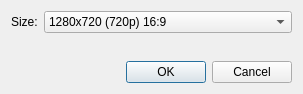
Above: scripts/Misc/Examples/QtExamples/ExResizeWindow/ExResizeWindow.ui from qcad/qcad before the change. Below: the same form after it.
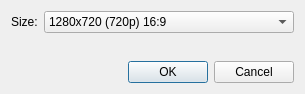
That is the form after the change.

```diff
--- a/scripts/Misc/Examples/QtExamples/ExResizeWindow/ExResizeWindow.ui
+++ b/scripts/Misc/Examples/QtExamples/ExResizeWindow/ExResizeWindow.ui
@@ -6,7 +6,7 @@
    <rect>
     <x>0</x>
     <y>0</y>
-    <width>303</width>
+    <width>305</width>
     <height>94</height>
    </rect>
   </property>
```
Left out of the diff: 14 changed lines with no effect on the pictures.
